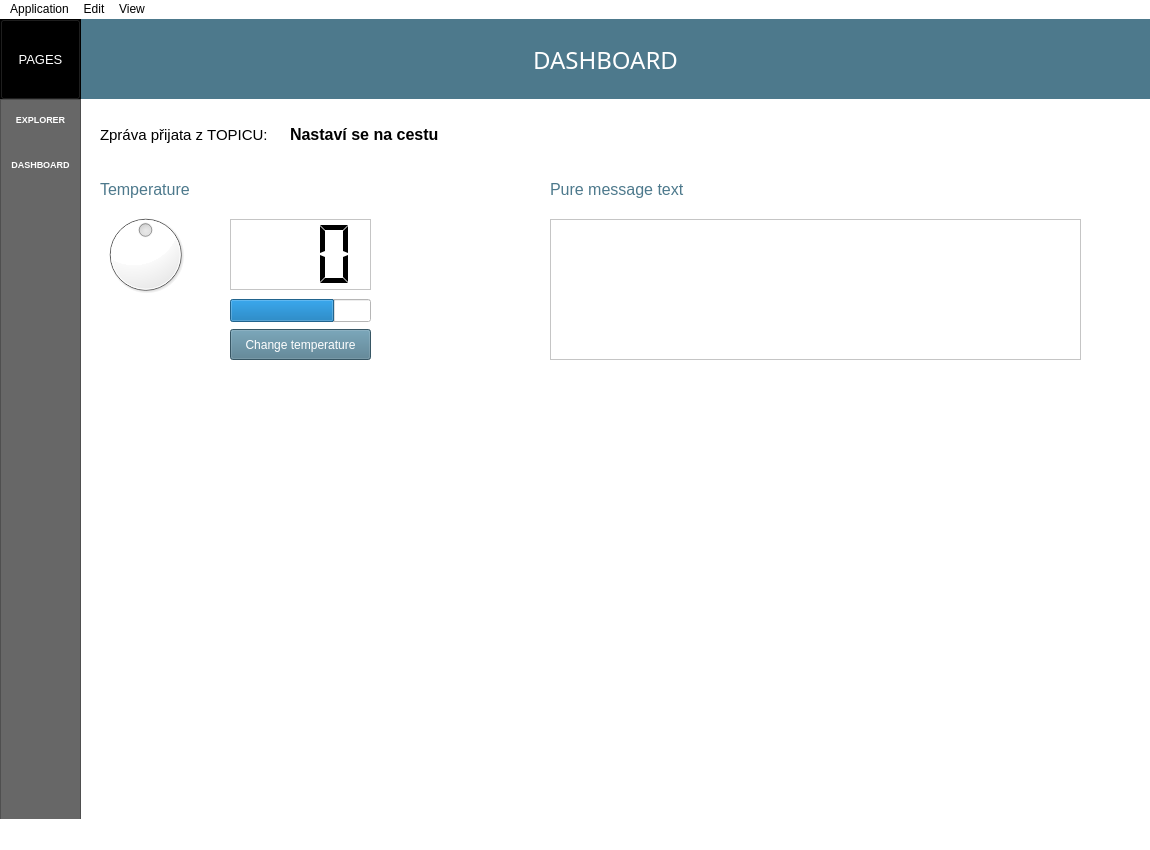
Qt form src/gui/MQTTexplorer/mainwindow.ui (Sekky61/MQTT-monitor) before a commit.
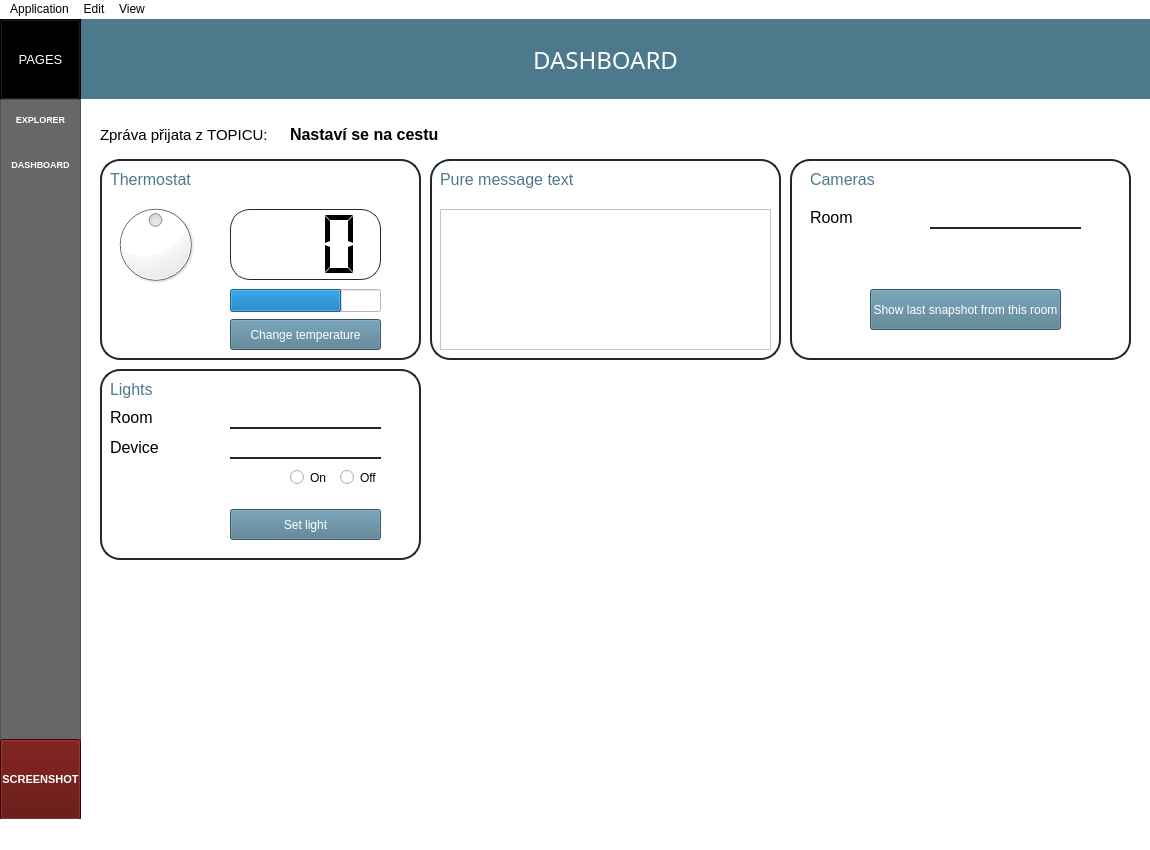
The same form after that commit.

What changed in the file:
```diff
--- a/src/gui/MQTTexplorer/mainwindow.ui
+++ b/src/gui/MQTTexplorer/mainwindow.ui
@@ -128,6 +128,30 @@
       <bool>true</bool>
      </property>
     </widget>
+    <widget class="QPushButton" name="screenshot_button">
+     <property name="geometry">
+      <rect>
+       <x>0</x>
+       <y>640</y>
+       <width>81</width>
+       <height>81</height>
+      </rect>
+     </property>
+     <property name="font">
+      <font>
+       <pointsize>8</pointsize>
+       <weight>75</weight>
+       <bold>true</bold>
+      </font>
+     </property>
+     <property name="styleSheet">
+      <string notr="true">background-color: rgb(89, 4, 1);
+color: rgb(255, 255, 255);</string>
+     </property>
+     <property name="text">
+      <string>SCREENSHOT</string>
+     </property>
+    </widget>
    </widget>
    <widget class="QStackedWidget" name="Pages">
     <property name="geometry">
@@ -135,7 +159,7 @@
       <x>80</x>
       <y>0</y>
       <width>1071</width>
-      <height>791</height>
+      <height>841</height>
      </rect>
     </property>
     <property name="currentIndex">
@@ -759,167 +783,470 @@
        <string>Nastaví se na cestu</string>
       </property>
      </widget>
-     <widget class="QDial" name="dial">
+     <widget class="QWidget" name="widget_lights" native="true">
       <property name="geometry">
        <rect>
         <x>20</x>
-        <y>190</y>
-        <width>91</width>
-        <height>91</height>
+        <y>350</y>
+        <width>321</width>
+        <height>191</height>
        </rect>
       </property>
-      <property name="minimum">
-       <number>-50</number>
+      <property name="styleSheet">
+       <string notr="true">.QWidget{
+border: 2px solid rgb(37,39,48);
+border-radius: 20px;
+}</string>
       </property>
-      <property name="maximum">
-       <number>50</number>
-      </property>
-      <property name="invertedAppearance">
-       <bool>false</bool>
-      </property>
+      <widget class="QLineEdit" name="device_lights_opt">
+       <property name="geometry">
+        <rect>
+         <x>130</x>
+         <y>70</y>
+         <width>151</width>
+         <height>20</height>
+        </rect>
+       </property>
+       <property name="styleSheet">
+        <string notr="true">QLineEdit{
+border: 2px solid rgb(37,39,48);
+border-left:none;
+border-right:none;
+border-top:none;
+border-radius: 20px;
+}</string>
+       </property>
+       <property name="placeholderText">
+        <string/>
+       </property>
+       <property name="clearButtonEnabled">
+        <bool>true</bool>
+       </property>
+      </widget>
+      <widget class="QLabel" name="lights_label">
+       <property name="geometry">
+        <rect>
+         <x>10</x>
+         <y>10</y>
+         <width>141</width>
+         <height>21</height>
+        </rect>
+       </property>
+       <property name="font">
+        <font>
+         <pointsize>12</pointsize>
+        </font>
+       </property>
+       <property name="styleSheet">
+        <string notr="true">color:rgb(77, 121, 140);</string>
+       </property>
+       <property name="text">
+        <string>Lights</string>
+       </property>
+      </widget>
+      <widget class="QLineEdit" name="room_lights_opt">
+       <property name="geometry">
+        <rect>
+         <x>130</x>
+         <y>40</y>
+         <width>151</width>
+         <height>20</height>
+        </rect>
+       </property>
+       <property name="styleSheet">
+        <string notr="true">QLineEdit{
+border: 2px solid rgb(37,39,48);
+border-left:none;
+border-right:none;
+border-top:none;
+border-radius: 20px;
+}</string>
+       </property>
+       <property name="placeholderText">
+        <string/>
+       </property>
+       <property name="clearButtonEnabled">
+        <bool>true</bool>
+       </property>
+      </widget>
+      <widget class="QLabel" name="device_label">
+       <property name="geometry">
+        <rect>
+         <x>10</x>
+         <y>70</y>
+         <width>71</width>
+         <height>16</height>
+        </rect>
+       </property>
+       <property name="font">
+        <font>
+         <pointsize>12</pointsize>
+        </font>
+       </property>
+       <property name="text">
+        <string>Device</string>
+       </property>
+      </widget>
+      <widget class="QLabel" name="room_label">
+       <property name="geometry">
+        <rect>
+         <x>10</x>
+         <y>40</y>
+         <width>71</width>
+         <height>16</height>
+        </rect>
+       </property>
+       <property name="font">
+        <font>
+         <pointsize>12</pointsize>
+        </font>
+       </property>
+       <property name="text">
+        <string>Room</string>
+       </property>
+      </widget>
+      <widget class="QPushButton" name="light_set_button">
+       <property name="geometry">
+        <rect>
+         <x>130</x>
+         <y>140</y>
+         <width>151</width>
+         <height>31</height>
+        </rect>
+       </property>
+       <property name="styleSheet">
+        <string notr="true">color: rgb(255, 255, 255);
+background-color: rgb(77, 121, 140);</string>
+       </property>
+       <property name="text">
+        <string>Set light</string>
+       </property>
+      </widget>
+      <widget class="QRadioButton" name="lights_on">
+       <property name="geometry">
+        <rect>
+         <x>190</x>
+         <y>100</y>
+         <width>47</width>
+         <height>17</height>
+        </rect>
+       </property>
+       <property name="text">
+        <string>On</string>
+       </property>
+      </widget>
+      <widget class="QRadioButton" name="lights_off">
+       <property name="geometry">
+        <rect>
+         <x>240</x>
+         <y>100</y>
+         <width>41</width>
+         <height>17</height>
+        </rect>
+       </property>
+       <property name="text">
+        <string>Off</string>
+       </property>
+      </widget>
      </widget>
-     <widget class="QLCDNumber" name="lcdNumber">
+     <widget class="QWidget" name="widget_thermo" native="true">
       <property name="geometry">
        <rect>
-        <x>150</x>
-        <y>200</y>
-        <width>141</width>
-        <height>71</height>
-       </rect>
-      </property>
-      <property name="frameShape">
-       <enum>QFrame::StyledPanel</enum>
-      </property>
-      <property name="digitCount">
-       <number>3</number>
-      </property>
-      <property name="segmentStyle">
-       <enum>QLCDNumber::Flat</enum>
-      </property>
-     </widget>
-     <widget class="QLabel" name="heat_label">
-      <property name="geometry">
-       <rect>
         <x>20</x>
-        <y>160</y>
-        <width>141</width>
-        <height>21</height>
+        <y>140</y>
+        <width>321</width>
+        <height>201</height>
        </rect>
       </property>
-      <property name="font">
-       <font>
-        <pointsize>12</pointsize>
-       </font>
-      </property>
       <property name="styleSheet">
-       <string notr="true">color:rgb(77, 121, 140);</string>
+       <string notr="true">.QWidget{
+border: 2px solid rgb(37,39,48);
+border-radius: 20px;
+}</string>
       </property>
-      <property name="text">
-       <string>Temperature</string>
-      </property>
+      <widget class="QPushButton" name="temp_button">
+       <property name="geometry">
+        <rect>
+         <x>130</x>
+         <y>160</y>
+         <width>151</width>
+         <height>31</height>
+        </rect>
+       </property>
+       <property name="styleSheet">
+        <string notr="true">color: rgb(255, 255, 255);
+background-color: rgb(77, 121, 140);</string>
+       </property>
+       <property name="text">
+        <string>Change temperature</string>
+       </property>
+      </widget>
+      <widget class="QProgressBar" name="progressBar">
+       <property name="geometry">
+        <rect>
+         <x>130</x>
+         <y>130</y>
+         <width>151</width>
+         <height>23</height>
+        </rect>
+       </property>
+       <property name="minimum">
+        <number>-50</number>
+       </property>
+       <property name="maximum">
+        <number>50</number>
+       </property>
+       <property name="value">
+        <number>24</number>
+       </property>
+       <property name="textVisible">
+        <bool>false</bool>
+       </property>
+      </widget>
+      <widget class="QLCDNumber" name="lcdNumber">
+       <property name="geometry">
+        <rect>
+         <x>130</x>
+         <y>50</y>
+         <width>151</width>
+         <height>71</height>
+        </rect>
+       </property>
+       <property name="styleSheet">
+        <string notr="true">QLCDNumber{
+border: 1px solid rgb(37,39,48);
+border-radius: 20px;
+}</string>
+       </property>
+       <property name="frameShape">
+        <enum>QFrame::StyledPanel</enum>
+       </property>
+       <property name="digitCount">
+        <number>3</number>
+       </property>
+       <property name="segmentStyle">
+        <enum>QLCDNumber::Flat</enum>
+       </property>
+      </widget>
+      <widget class="QLabel" name="heat_label">
+       <property name="geometry">
+        <rect>
+         <x>10</x>
+         <y>10</y>
+         <width>141</width>
+         <height>21</height>
+        </rect>
+       </property>
+       <property name="font">
+        <font>
+         <pointsize>12</pointsize>
+        </font>
+       </property>
+       <property name="styleSheet">
+        <string notr="true">color:rgb(77, 121, 140);</string>
+       </property>
+       <property name="text">
+        <string>Thermostat</string>
+       </property>
+      </widget>
+      <widget class="QDial" name="dial">
+       <property name="geometry">
+        <rect>
+         <x>10</x>
+         <y>40</y>
+         <width>91</width>
+         <height>91</height>
+        </rect>
+       </property>
+       <property name="minimum">
+        <number>-50</number>
+       </property>
+       <property name="maximum">
+        <number>50</number>
+       </property>
+       <property name="invertedAppearance">
+        <bool>false</bool>
+       </property>
+      </widget>
      </widget>
-     <widget class="QProgressBar" name="progressBar">
+     <widget class="QWidget" name="message_widget" native="true">
       <property name="geometry">
        <rect>
-        <x>150</x>
-        <y>280</y>
-        <width>141</width>
-        <height>23</height>
+        <x>350</x>
+        <y>140</y>
+        <width>351</width>
+        <height>201</height>
        </rect>
       </property>
-      <property name="minimum">
-       <number>-50</number>
+      <property name="styleSheet">
+       <string notr="true">.QWidget{
+border: 2px solid rgb(37,39,48);
+border-radius: 20px;
+}</string>
       </property>
-      <property name="maximum">
-       <number>50</number>
-      </property>
-      <property name="value">
-       <number>24</number>
-      </property>
-      <property name="textVisible">
-       <bool>false</bool>
-      </property>
-     </widget>
-     <widget class="QScrollArea" name="scrollArea_5">
-      <property name="geometry">
-       <rect>
-        <x>470</x>
-        <y>200</y>
-        <width>531</width>
-        <height>141</height>
-       </rect>
-      </property>
-      <property name="widgetResizable">
-       <bool>true</bool>
-      </property>
-      <widget class="QWidget" name="scrollAreaWidgetContents_5">
+      <widget class="QLabel" name="pure_text">
        <property name="geometry">
         <rect>
-         <x>0</x>
-         <y>0</y>
-         <width>529</width>
-         <height>139</height>
+         <x>10</x>
+         <y>10</y>
+         <width>191</width>
+         <height>21</height>
         </rect>
        </property>
-       <widget class="QPlainTextEdit" name="value_text_2">
+       <property name="font">
+        <font>
+         <pointsize>12</pointsize>
+        </font>
+       </property>
+       <property name="styleSheet">
+        <string notr="true">color:rgb(77, 121, 140);</string>
+       </property>
+       <property name="text">
+        <string>Pure message text</string>
+       </property>
+      </widget>
+      <widget class="QScrollArea" name="scrollArea_5">
+       <property name="geometry">
+        <rect>
+         <x>10</x>
+         <y>50</y>
+         <width>331</width>
+         <height>141</height>
+        </rect>
+       </property>
+       <property name="widgetResizable">
+        <bool>true</bool>
+       </property>
+       <widget class="QWidget" name="scrollAreaWidgetContents_5">
         <property name="geometry">
          <rect>
           <x>0</x>
           <y>0</y>
-          <width>531</width>
-          <height>141</height>
+          <width>329</width>
+          <height>139</height>
          </rect>
         </property>
-        <property name="styleSheet">
-         <string notr="true">QPlainTextEdit{
+        <widget class="QPlainTextEdit" name="value_text_2">
+         <property name="geometry">
+          <rect>
+           <x>0</x>
+           <y>0</y>
+           <width>331</width>
+           <height>141</height>
+          </rect>
+         </property>
+         <property name="styleSheet">
+          <string notr="true">QPlainTextEdit{
 border: 2px solid rgb(37,39,48);
 border-left:none;
 border-right:none;
 border-top:none;
 border-bottom:none;
-border-radius: 20px;
 }</string>
-        </property>
+         </property>
+        </widget>
        </widget>
       </widget>
      </widget>
-     <widget class="QLabel" name="heat_label_2">
+     <widget class="QWidget" name="cameras_widget" native="true">
       <property name="geometry">
        <rect>
-        <x>470</x>
-        <y>160</y>
-        <width>191</width>
-        <height>21</height>
+        <x>710</x>
+        <y>140</y>
+        <width>341</width>
+        <height>201</height>
        </rect>
       </property>
-      <property name="font">
-       <font>
-        <pointsize>12</pointsize>
-       </font>
-      </property>
       <property name="styleSheet">
-       <string notr="true">color:rgb(77, 121, 140);</string>
+       <string notr="true">.QWidget{
+border: 2px solid rgb(37,39,48);
+border-radius: 20px;
+}</string>
       </property>
-      <property name="text">
-       <string>Pure message text</string>
-      </property>
-     </widget>
-     <widget class="QPushButton" name="temp_button">
-      <property name="geometry">
-       <rect>
-        <x>150</x>
-        <y>310</y>
-        <width>141</width>
-        <height>31</height>
-       </rect>
-      </property>
-      <property name="styleSheet">
-       <string notr="true">color: rgb(255, 255, 255);
+      <widget class="QLabel" name="cameras_label">
+       <property name="geometry">
+        <rect>
+         <x>20</x>
+         <y>10</y>
+         <width>191</width>
+         <height>21</height>
+        </rect>
+       </property>
+       <property name="font">
+        <font>
+         <pointsize>12</pointsize>
+        </font>
+       </property>
+       <property name="styleSheet">
+        <string notr="true">color:rgb(77, 121, 140);</string>
+       </property>
+       <property name="text">
+        <string>Cameras</string>
+       </property>
+      </widget>
+      <widget class="QLineEdit" name="room_lights_opt_2">
+       <property name="geometry">
+        <rect>
+         <x>140</x>
+         <y>50</y>
+         <width>151</width>
+         <height>20</height>
+        </rect>
+       </property>
+       <property name="styleSheet">
+        <string notr="true">QLineEdit{
+border: 2px solid rgb(37,39,48);
+border-left:none;
+border-right:none;
+border-top:none;
+border-radius: 20px;
+}</string>
+       </property>
+       <property name="placeholderText">
+        <string/>
+       </property>
+       <property name="clearButtonEnabled">
+        <bool>true</bool>
+       </property>
+      </widget>
+      <widget class="QLabel" name="room_label_2">
+       <property name="geometry">
+        <rect>
+         <x>20</x>
+         <y>50</y>
+         <width>71</width>
+         <height>16</height>
+        </rect>
+       </property>
+       <property name="font">
+        <font>
+         <pointsize>12</pointsize>
+        </font>
+       </property>
+       <property name="text">
+        <string>Room</string>
+       </property>
+      </widget>
+      <widget class="QPushButton" name="snapshot_button">
+       <property name="enabled">
+        <bool>true</bool>
+       </property>
+       <property name="geometry">
+        <rect>
+         <x>80</x>
+         <y>130</y>
+         <width>191</width>
+         <height>41</height>
+        </rect>
+       </property>
+       <property name="styleSheet">
+        <string notr="true">color: rgb(255, 255, 255);
 background-color: rgb(77, 121, 140);</string>
-      </property>
-      <property name="text">
-       <string>Change temperature</string>
-      </property>
+       </property>
+       <property name="text">
+        <string>Show last snapshot from this room</string>
+       </property>
+      </widget>
      </widget>
     </widget>
    </widget>
@@ -973,6 +1300,42 @@
      </property>
     </widget>
    </widget>
+   <widget class="QWidget" name="layoutWidget">
+    <property name="geometry">
+     <rect>
+      <x>0</x>
+      <y>0</y>
+      <width>2</width>
+      <height>2</height>
+     </rect>
+    </property>
+    <layout class="QHBoxLayout" name="horizontalLayout"/>
+   </widget>
+   <widget class="QWidget" name="layoutWidget">
+    <property name="geometry">
+     <rect>
+      <x>0</x>
+      <y>0</y>
+      <width>2</width>
+      <height>2</height>
+     </rect>
+    </property>
+    <layout class="QVBoxLayout" name="verticalLayout_3"/>
+   </widget>
+   <widget class="QWidget" name="layoutWidget">
+    <property name="geometry">
+     <rect>
+      <x>0</x>
+      <y>0</y>
+      <width>2</width>
+      <height>2</height>
+     </rect>
+    </property>
+    <layout class="QVBoxLayout" name="verticalLayout_4"/>
+   </widget>
+   <zorder>layoutWidget</zorder>
+   <zorder>layoutWidget</zorder>
+   <zorder>layoutWidget</zorder>
    <zorder>Pages</zorder>
    <zorder>frame_3</zorder>
    <zorder>frame_menu</zorder>
```
Left out of the diff: 326 changed lines with no effect on the pictures.
